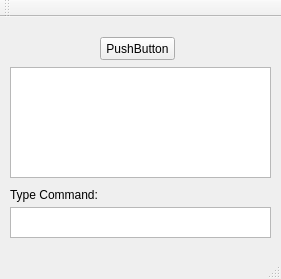
This is VoceTest1/mainwindow.ui in Qt-Widgets/UAV-Project as Qt 5 draws it before an edit. The edited form follows.
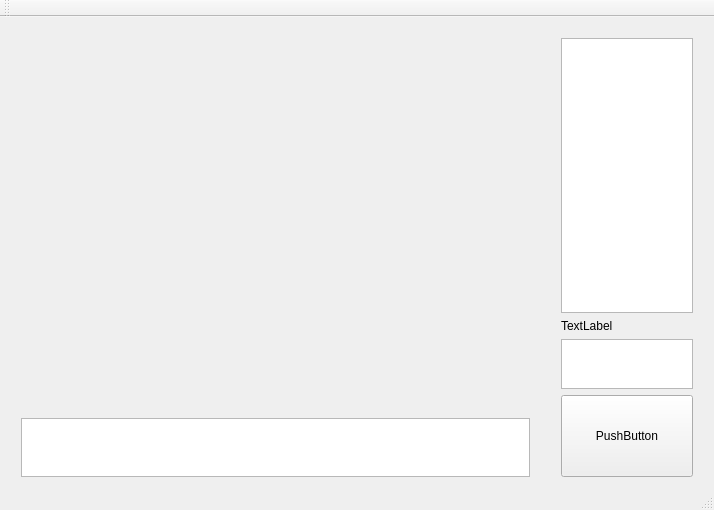
This is the edited form.

Commit message: voce with ui elements with functioning map

The edit to the form file:
```diff
--- a/VoceTest1/mainwindow.ui
+++ b/VoceTest1/mainwindow.ui
@@ -6,59 +6,96 @@
    <rect>
     <x>0</x>
     <y>0</y>
-    <width>281</width>
-    <height>279</height>
+    <width>714</width>
+    <height>510</height>
    </rect>
   </property>
   <property name="windowTitle">
    <string>MainWindow</string>
   </property>
   <widget class="QWidget" name="centralWidget">
-   <widget class="QPushButton" name="pushButton">
+   <property name="sizePolicy">
+    <sizepolicy hsizetype="Fixed" vsizetype="Fixed">
+     <horstretch>0</horstretch>
+     <verstretch>0</verstretch>
+    </sizepolicy>
+   </property>
+   <widget class="QWidget" name="horizontalLayoutWidget">
     <property name="geometry">
      <rect>
-      <x>100</x>
-      <y>20</y>
-      <width>75</width>
-      <height>23</height>
-     </rect>
-    </property>
-    <property name="text">
-     <string>PushButton</string>
-    </property>
-   </widget>
-   <widget class="QTextBrowser" name="textBrowser">
-    <property name="geometry">
-     <rect>
       <x>10</x>
-      <y>50</y>
-      <width>261</width>
-      <height>111</height>
+      <y>390</y>
+      <width>531</width>
+      <height>81</height>
      </rect>
     </property>
+    <layout class="QHBoxLayout" name="horizontalLayout">
+     <item>
+      <widget class="QTextBrowser" name="textBrowser_2"/>
+     </item>
+    </layout>
    </widget>
-   <widget class="QTextEdit" name="textEdit">
+   <widget class="QWidget" name="verticalLayoutWidget">
     <property name="geometry">
      <rect>
       <x>10</x>
-      <y>190</y>
-      <width>261</width>
-      <height>31</height>
+      <y>10</y>
+      <width>531</width>
+      <height>371</height>
      </rect>
     </property>
+    <layout class="QVBoxLayout" name="verticalLayout"/>
    </widget>
-   <widget class="QLabel" name="label">
+   <widget class="QWidget" name="gridLayoutWidget">
     <property name="geometry">
      <rect>
-      <x>10</x>
-      <y>170</y>
-      <width>101</width>
-      <height>16</height>
+      <x>550</x>
+      <y>10</y>
+      <width>154</width>
+      <height>461</height>
      </rect>
     </property>
-    <property name="text">
-     <string>Type Command:</string>
-    </property>
+    <layout class="QGridLayout" name="gridLayout">
+     <item row="2" column="0">
+      <widget class="QTextEdit" name="textEdit">
+       <property name="maximumSize">
+        <size>
+         <width>16777215</width>
+         <height>50</height>
+        </size>
+       </property>
+      </widget>
+     </item>
+     <item row="0" column="0">
+      <widget class="QTextBrowser" name="textBrowser"/>
+     </item>
+     <item row="1" column="0">
+      <widget class="QLabel" name="label">
+       <property name="text">
+        <string>TextLabel</string>
+       </property>
+      </widget>
+     </item>
+     <item row="3" column="0">
+      <widget class="QPushButton" name="pushButton">
+       <property name="sizePolicy">
+        <sizepolicy hsizetype="Minimum" vsizetype="Expanding">
+         <horstretch>0</horstretch>
+         <verstretch>0</verstretch>
+        </sizepolicy>
+       </property>
+       <property name="maximumSize">
+        <size>
+         <width>16777215</width>
+         <height>82</height>
+        </size>
+       </property>
+       <property name="text">
+        <string>PushButton</string>
+       </property>
+      </widget>
+     </item>
+    </layout>
    </widget>
   </widget>
   <widget class="QToolBar" name="mainToolBar">
```
The commit also changes 5 other files.
